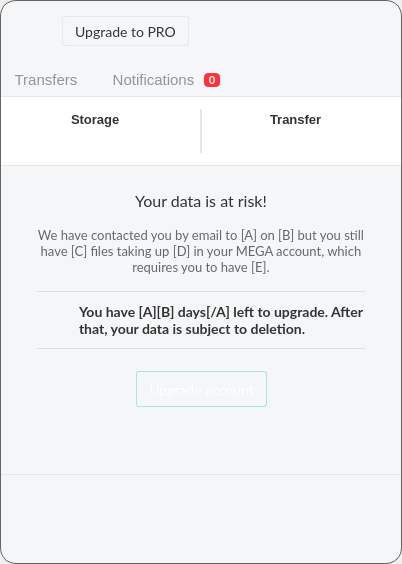
meganz/MEGAsync, file src/MEGASync/gui/win/InfoDialog.ui: the form before one commit.
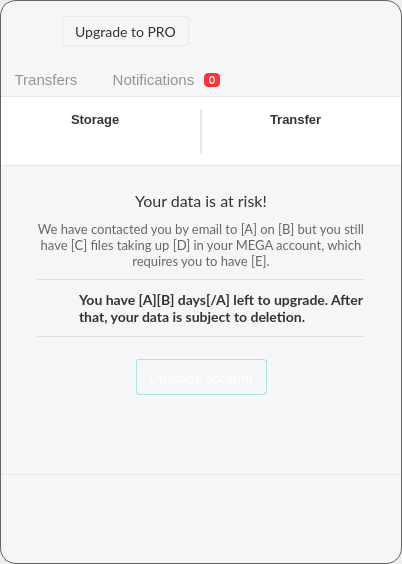
The form after the commit. The open tabs and pages were chosen to show the change. Icons and pictures are not drawn. Custom widgets are drawn as their Qt base class.

Commit message: Adjust layout to accommodate larger strings

The edit to the form file:
```diff
--- a/src/MEGASync/gui/win/InfoDialog.ui
+++ b/src/MEGASync/gui/win/InfoDialog.ui
@@ -2015,13 +2015,13 @@
                               <number>0</number>
                              </property>
                              <property name="topMargin">
-                              <number>16</number>
+                              <number>10</number>
                              </property>
                              <property name="rightMargin">
                               <number>0</number>
                              </property>
                              <property name="bottomMargin">
-                              <number>16</number>
+                              <number>10</number>
                              </property>
                              <item>
                               <widget class="QLabel" name="lOverDiskQuotaLabel">
```
The commit also changes 2 other files.
